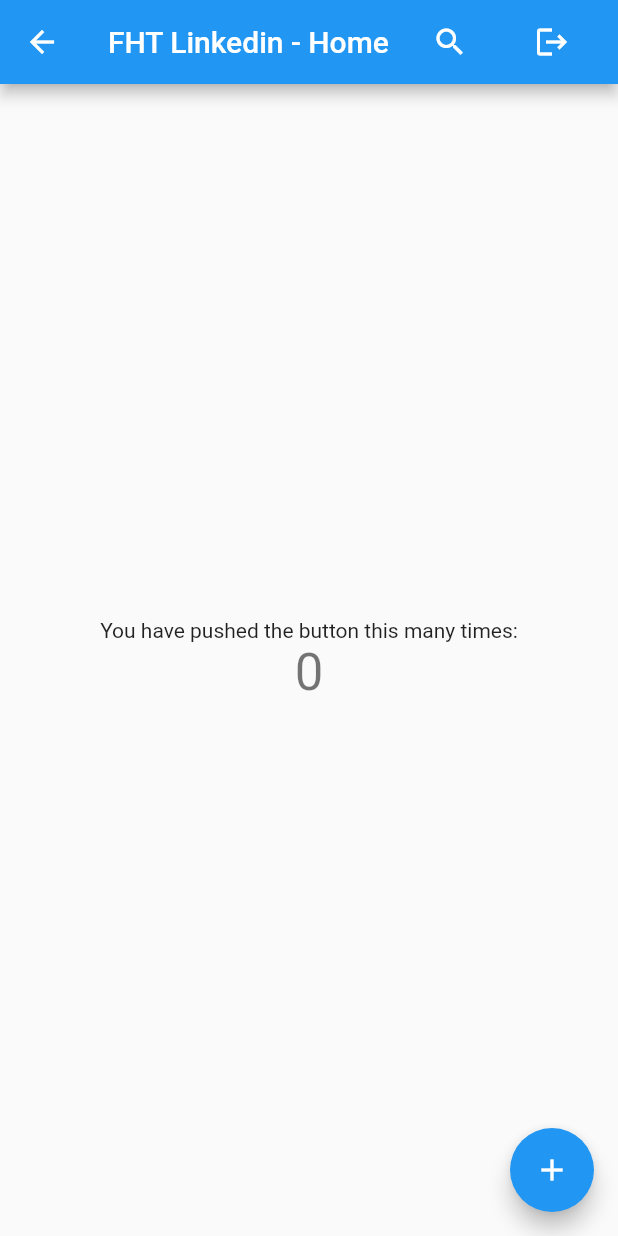
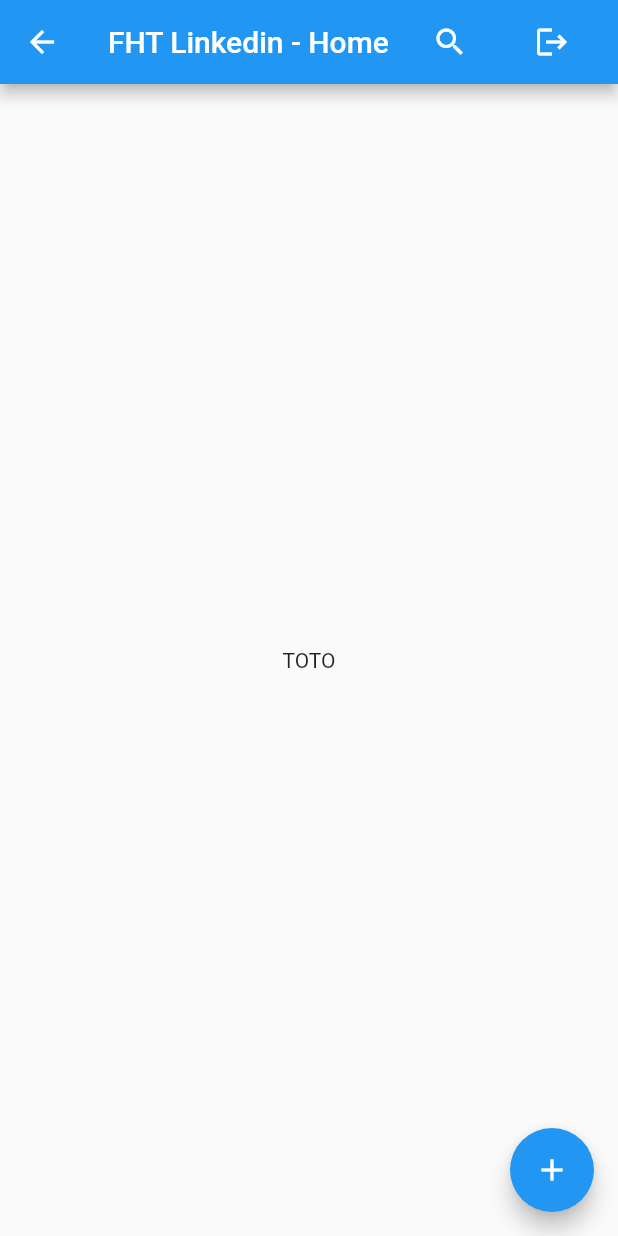
Before and after one commit to Thomas141100/nlpf, a Flutter app: the HomePage screen opened by its route, on a phone screen of 412 x 824 dp. Run offline on Flutter 3.47's test engine with Material 2 defaults, Android fonts, the phone set to English and light mode, and no system bars; our stand-ins replace shared_preferences; accounts and stored records are empty.

```diff
--- a/frontend/lib/homepage.dart
+++ b/frontend/lib/homepage.dart
@@ -1,6 +1,7 @@
 import 'components/header.dart';
 import 'package:flutter/material.dart';
 import 'components/createJobOffer.dart';
+import 'module/client.dart';
 
 class HomePage extends StatefulWidget {
   const HomePage({super.key, required this.title});
@@ -26,6 +27,7 @@ class _HomePageState extends State<HomePage> {
   final descriptionController = TextEditingController();
   final tagsController = TextEditingController();
   final companyNameController = TextEditingController();
+  String? _token;
 
   @override
   void dispose() {
@@ -35,19 +37,6 @@ class _HomePageState extends State<HomePage> {
     tagsController.dispose();
     companyNameController.dispose();
     super.dispose();
-  }
-
-  int _counter = 0;
-
-  void _incrementCounter() {
-    setState(() {
-      // This call to setState tells the Flutter framework that something has
-      // changed in this State, which causes it to rerun the build method below
-      // so that the display can reflect the updated values. If we changed
-      // _counter without calling setState(), then the build method would not be
-      // called again, and so nothing would appear to happen.
-      _counter++;
-    });
   }
 
   @override
@@ -61,31 +50,11 @@ class _HomePageState extends State<HomePage> {
     return Scaffold(
       appBar: Header(title: 'Home'),
       body: Center(
-        // Center is a layout widget. It takes a single child and positions it
-        // in the middle of the parent.
         child: Column(
-          // Column is also a layout widget. It takes a list of children and
-          // arranges them vertically. By default, it sizes itself to fit its
-          // children horizontally, and tries to be as tall as its parent.
-          //
-          // Invoke "debug painting" (press "p" in the console, choose the
-          // "Toggle Debug Paint" action from the Flutter Inspector in Android
-          // Studio, or the "Toggle Debug Paint" command in Visual Studio Code)
-          // to see the wireframe for each widget.
-          //
-          // Column has various properties to control how it sizes itself and
-          // how it positions its children. Here we use mainAxisAlignment to
-          // center the children vertically; the main axis here is the vertical
-          // axis because Columns are vertical (the cross axis would be
-          // horizontal).
           mainAxisAlignment: MainAxisAlignment.center,
-          children: <Widget>[
-            const Text(
-              'You have pushed the button this many times:',
-            ),
+          children: const <Widget>[
             Text(
-              '$_counter',
-              style: Theme.of(context).textTheme.headline4,
+              "TOTO",
             ),
           ],
         ),
--- a/frontend/lib/login.dart
+++ b/frontend/lib/login.dart
@@ -1,4 +1,3 @@
-import 'dart:developer';
 import 'module/client.dart';
 import 'package:flutter/material.dart';
 import 'components/signup_form.dart';
--- a/frontend/lib/main.dart
+++ b/frontend/lib/main.dart
@@ -1,9 +1,6 @@
 import 'homepage.dart';
 import 'package:flutter/material.dart';
 import 'login.dart';
-import 'package:flutter_secure_storage/flutter_secure_storage.dart';
-
-const storage = FlutterSecureStorage();
 
 void main() {
   runApp(const MyApp());
```
Also changed, not shown: frontend/lib/module/client.dart (+13 -4 lines), frontend/pubspec.yaml (+48 -51 lines), frontend/pubspec.lock.
